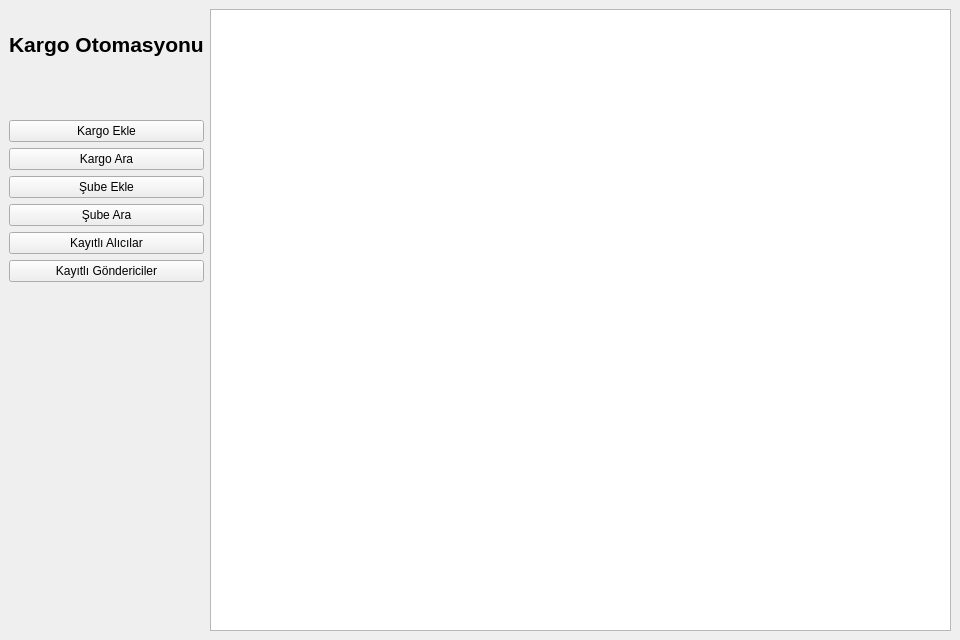
The window that mainwindow.ui (Alder-Team/KargoOtomasyonu) describes before a commit, drawn with Qt 5.
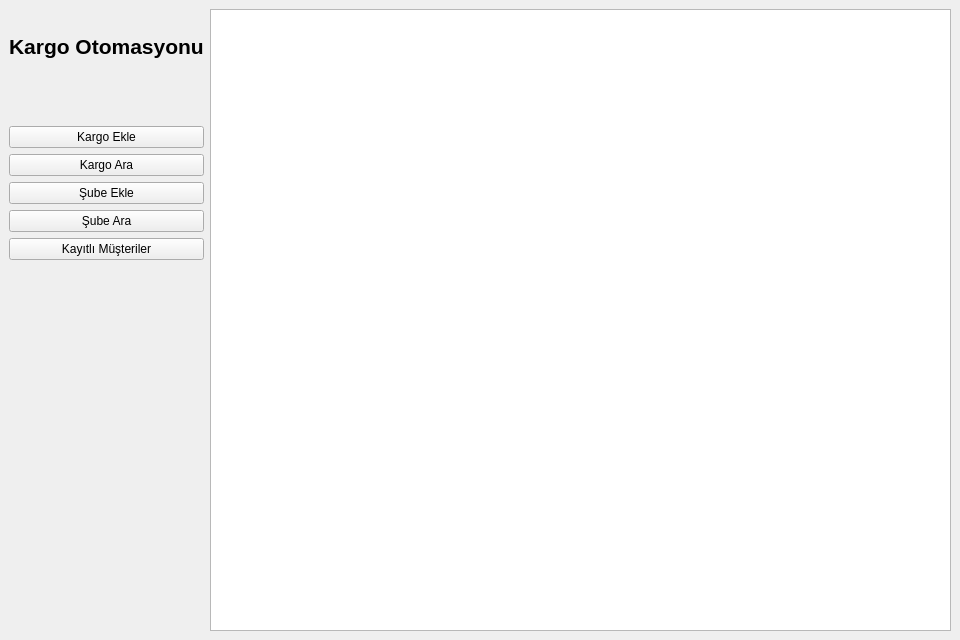
The same window after the commit.

Diff of the .ui file:
```diff
--- a/mainwindow.ui
+++ b/mainwindow.ui
@@ -16,7 +16,7 @@
   <widget class="QWidget" name="centralwidget">
    <layout class="QGridLayout" name="gridLayout">
     <item row="0" column="0">
-     <layout class="QVBoxLayout" name="verticalLayout" stretch="2,1,2,2,2,2,2,0,10">
+     <layout class="QVBoxLayout" name="verticalLayout" stretch="2,1,2,2,2,2,2,10">
       <item>
        <widget class="QLabel" name="baslik">
         <property name="font">
@@ -75,14 +75,7 @@
       <item>
        <widget class="QPushButton" name="btnAlicilar">
         <property name="text">
-         <string>Kayıtlı Alıcılar</string>
-        </property>
-       </widget>
-      </item>
-      <item>
-       <widget class="QPushButton" name="btnGondericiler">
-        <property name="text">
-         <string>Kayıtlı Göndericiler</string>
+         <string>Kayıtlı Müşteriler</string>
         </property>
        </widget>
       </item>
```
Left out of the diff: 2 changed lines with no effect on the pictures.
